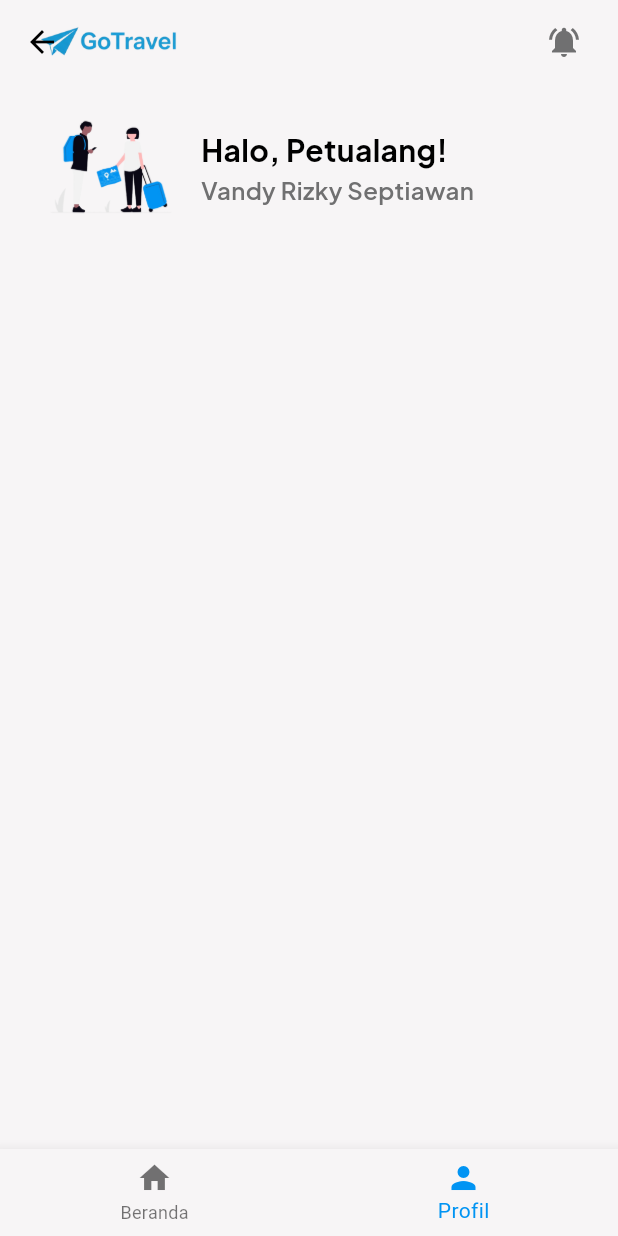
After one commit to VandyRzky/Praktikum_PBB, a Flutter app: the Profile screen opened by its route, on a phone screen of 412 x 824 dp. The commit adds this screen. Run offline on Flutter 3.47's test engine with Material 3 defaults, Android fonts, the phone set to English and light mode, and no system bars; our stand-ins replace google_fonts.

Commit message:
feat: membuat profile page dan navigation

```diff
--- a/lib/pages/login/login.dart
+++ b/lib/pages/login/login.dart
@@ -1,6 +1,7 @@
 
 import 'package:flutter/material.dart';
 import 'package:google_fonts/google_fonts.dart';
+import 'package:gotravel/pages/home/home.dart';
 
 class Login extends StatefulWidget{
   @override
@@ -121,7 +122,10 @@ class _LoginState extends State<Login>{
                         )
                     ),
                     onPressed: (){
-                      // Belum dibuat
+                      Navigator.pushAndRemoveUntil(context,
+                          MaterialPageRoute(builder: (context) => Home()),
+                            (Route<dynamic> route) => false,
+                      );
                     },
                     child: Center(
                         child: Text(
--- /dev/null
+++ b/lib/pages/profile/profile.dart
@@ -0,0 +1,81 @@
+
+
+import 'package:flutter/material.dart';
+import 'package:google_fonts/google_fonts.dart';
+import 'package:gotravel/pages/home/home.dart';
+
+class Profile extends StatelessWidget{
+  @override
+  Widget build(BuildContext context) {
+    return Scaffold(
+      backgroundColor: Theme.of(context).scaffoldBackgroundColor,
+      appBar: AppBar(
+        backgroundColor: Theme.of(context).scaffoldBackgroundColor,
+        flexibleSpace: Padding(
+          padding: const EdgeInsets.symmetric(horizontal: 24, vertical: 16),
+          child: Row(
+            mainAxisAlignment: MainAxisAlignment.spaceBetween,
+            crossAxisAlignment: CrossAxisAlignment.center,
+            children: [
+              Image.asset('assets/logo.png', height: 40, ),
+              Icon(Icons.notifications_active, color: Theme.of(context).colorScheme.secondary,),
+            ],
+          ),
+        ),
+      ),
+
+      body: SafeArea(
+          child: ListView(
+            padding: EdgeInsets.symmetric(horizontal: 24, vertical: 6),
+            children: [
+              Row(
+                crossAxisAlignment: CrossAxisAlignment.center,
+                mainAxisAlignment: MainAxisAlignment.start,
+                children: [
+                  ClipRRect(
+                    borderRadius: BorderRadius.all(Radius.circular(50)),
+                    child: Image.asset('assets/welcome.png', width: 100, height: 100,),
+                  ),
+                  SizedBox(width: 10,),
+                  Column(
+                    mainAxisAlignment: MainAxisAlignment.start,
+                    crossAxisAlignment: CrossAxisAlignment.start,
+                    children: [
+                      Text("Halo, Petualang!", style: GoogleFonts.plusJakartaSans(fontSize: 20,
+                          fontWeight: FontWeight.w700, color: Theme.of(context).colorScheme.onBackground)),
+                      Text("Vandy Rizky Septiawan", style: GoogleFonts.plusJakartaSans(fontSize: 16,
+                          fontWeight: FontWeight.w600, color: Theme.of(context).colorScheme.secondary))
+                    ],
+                  )
+                ],
+              )
+
+            ],
+          )
+      ),
+
+
+
+      bottomNavigationBar: BottomNavigationBar(
+        backgroundColor: Theme.of(context).scaffoldBackgroundColor,
+        type: BottomNavigationBarType.fixed,
+        currentIndex: 1,
+        onTap: (index){
+          if (index == 0){
+            Navigator.pushReplacement(
+              context,
+              MaterialPageRoute(builder: (context) => Home()),
+            );
+          }
+        },
+        items: [
+          BottomNavigationBarItem(
+              icon: Icon(Icons.home), label: "Beranda"),
+          BottomNavigationBarItem(
+              icon: Icon(Icons.person,), label: "Profil")
+        ],
+      ),
+
+    );
+  }
+}
--- a/lib/pages/signup/signup.dart
+++ b/lib/pages/signup/signup.dart
@@ -2,6 +2,7 @@
 
 import 'package:flutter/material.dart';
 import 'package:google_fonts/google_fonts.dart';
+import 'package:gotravel/pages/home/home.dart';
 
 class SignUp extends StatefulWidget{
   @override
@@ -143,7 +144,10 @@ class _SignUpState extends State<SignUp>{
                         )
                     ),
                     onPressed: (){
-                      // Belum dibuat
+                      Navigator.pushAndRemoveUntil(context,
+                        MaterialPageRoute(builder: (context) => Home()),
+                            (Route<dynamic> route) => false,
+                      );
                     },
                     child: Center(
                         child: Text(
```
Also changed, not shown: lib/main.dart (+10 -7 lines), lib/pages/home/home.dart (+13 -4 lines).
